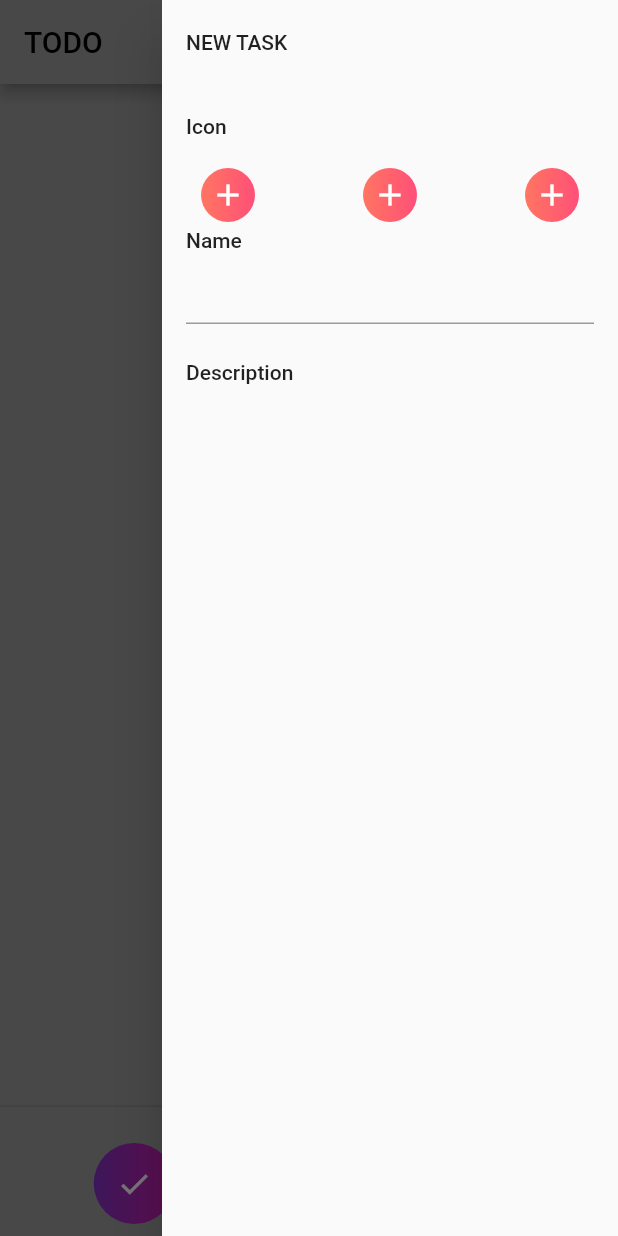
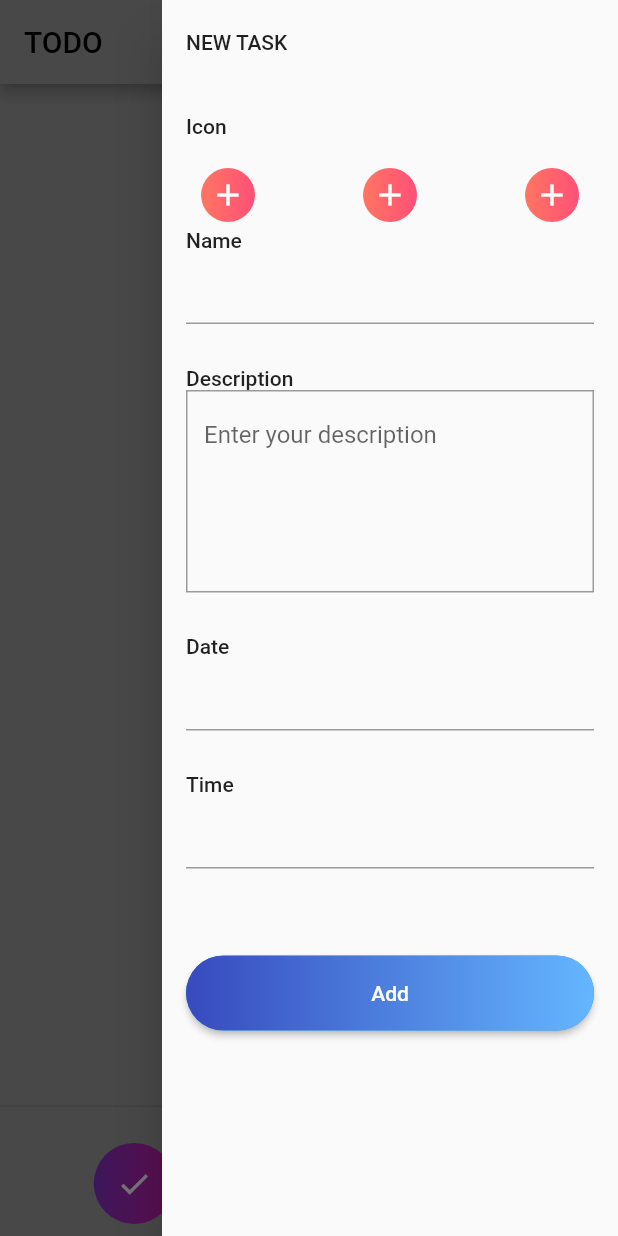
Before and after one commit to BashirYesufu/ToDo-Flutter, a Flutter app: the screen it shows after launch, with the side drawer open, on a phone screen of 412 x 824 dp. Run offline on Flutter 3.47's test engine with Material 2 defaults, Android fonts, the phone set to English and light mode, and no system bars.

Commit message:
Added drawer items

```diff
--- /dev/null
+++ b/kobo_todo_app/lib/gradient_button_with_text.dart
@@ -0,0 +1,48 @@
+import 'package:flutter/material.dart';
+
+class GradientButtonWithText extends StatelessWidget {
+
+  final Function() onPressed;
+  final String text;
+  const GradientButtonWithText({
+    Key? key,
+    required this.onPressed,
+    required this.text,
+  }) : super(key: key);
+
+  @override
+  Widget build(BuildContext context) {
+    return SizedBox(
+      height: 50.0,
+      child: ElevatedButton(
+        onPressed: onPressed,
+        style: ButtonStyle(
+            shape: MaterialStateProperty.all<StadiumBorder>(
+              StadiumBorder(),
+            ),
+            padding: MaterialStateProperty.all<EdgeInsets>(EdgeInsets.all(0.0),)
+
+        ),
+        child: Ink(
+          decoration: BoxDecoration(
+              gradient: LinearGradient(colors: [Color(0xff374ABE), Color(0xff64B6FF)],
+                begin: Alignment.centerLeft,
+                end: Alignment.centerRight,
+              ),
+              borderRadius: BorderRadius.circular(30.0)
+          ),
+          child: Container(
+            alignment: Alignment.center,
+            child: Text(
+              text,
+              textAlign: TextAlign.center,
+              style: TextStyle(
+                  color: Colors.white
+              ),
+            ),
+          ),
+        ),
+      ),
+    );
+  }
+}
--- a/kobo_todo_app/lib/home.dart
+++ b/kobo_todo_app/lib/home.dart
@@ -1,5 +1,6 @@
 import 'package:flutter/material.dart';
 import 'gradient_button.dart';
+import 'gradient_button_with_text.dart';
 import 'todo_card.dart';
 
 class Home extends StatefulWidget {
@@ -59,11 +60,46 @@ class _HomeState extends State<Home> {
               title: Text('Name'),
               subtitle: TextField(),
             ),
-            Spacer(),
+
+            SizedBox(height: 20.0,),
+
             ListTile(
               title: Text('Description'),
+              subtitle: TextFormField(
+                maxLines: 5,
+                decoration: InputDecoration(fillColor: Colors.white,
+                    hintText: 'Enter your description',
+                    border: OutlineInputBorder(
+                        borderRadius: BorderRadius.all(Radius.circular(0))
+                    )
+                ),
+              ),
+            ),
 
-            )
+            SizedBox(height: 20.0,),
+
+            ListTile(
+              title: Text('Date'),
+              subtitle: TextField(),
+            ),
+
+            SizedBox(height: 20.0,),
+
+            ListTile(
+              title: Text('Time'),
+              subtitle: TextField(),
+            ),
+
+            SizedBox(height: 50.0,),
+
+            ListTile(
+              title: GradientButtonWithText(
+                text: 'Add',
+                onPressed: () {},
+              ),
+
+            ),
+
           ],
         ),
       ),
```
